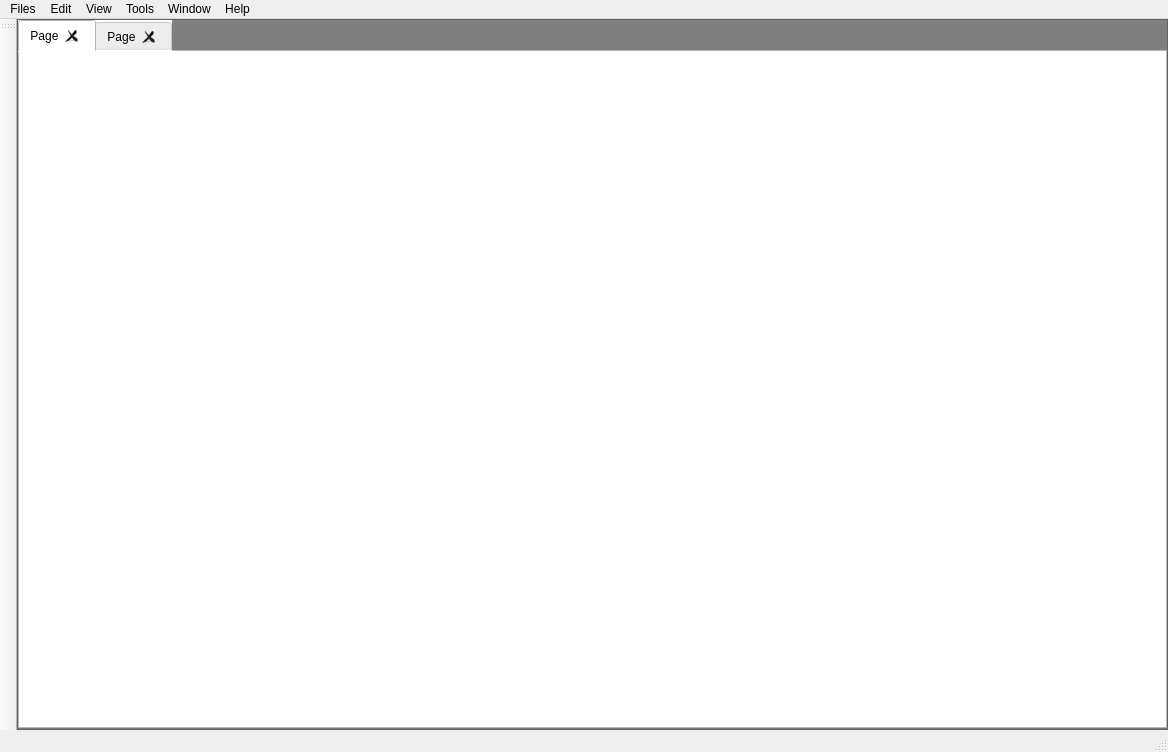
First picture: the form in ui/MainWindow.ui, repository CplusplusML/CplusplusML, before the edit.
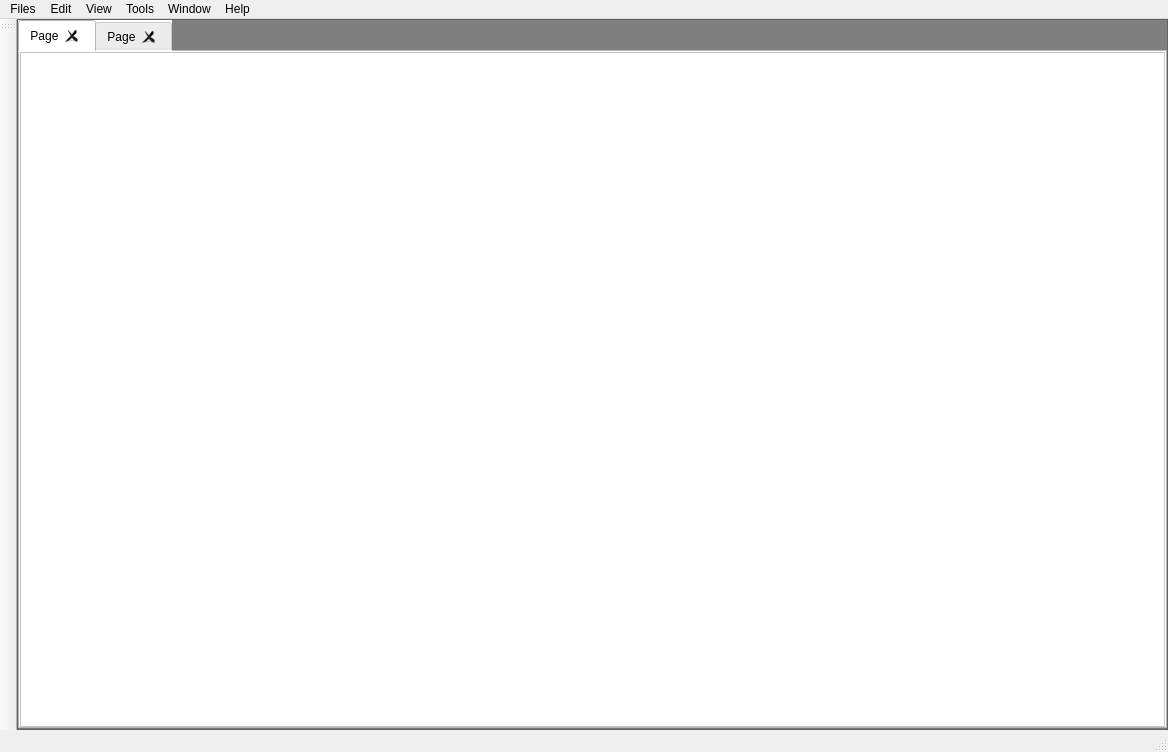
Second picture: the form after the edit. The open tabs and pages were chosen to show the change. Icons and pictures are not drawn.

```diff
--- a/ui/MainWindow.ui
+++ b/ui/MainWindow.ui
@@ -93,6 +93,17 @@
           <attribute name="title">
            <string>Page</string>
           </attribute>
+          <layout class="QGridLayout" name="gridLayout_3">
+           <property name="margin">
+            <number>0</number>
+           </property>
+           <property name="spacing">
+            <number>0</number>
+           </property>
+           <item row="0" column="0">
+            <widget class="QGraphicsView" name="graphicsView"/>
+           </item>
+          </layout>
          </widget>
          <widget class="QWidget" name="tab_2">
           <attribute name="title">
```
Left out of the diff: 4 changed lines with no effect on the pictures.
